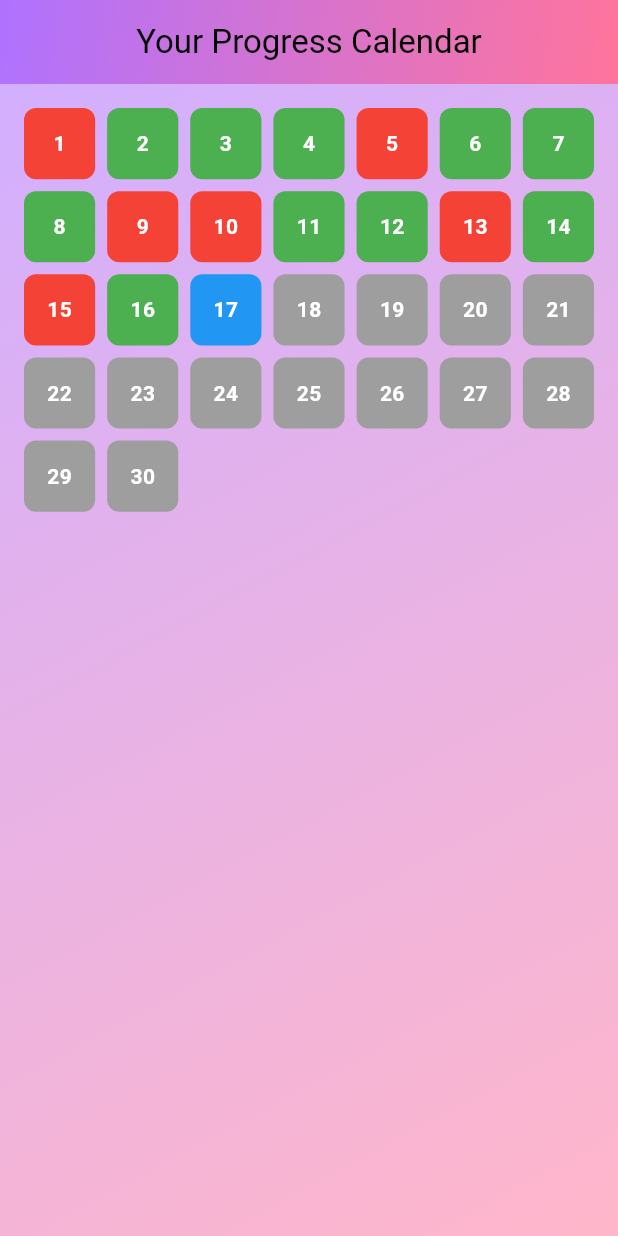
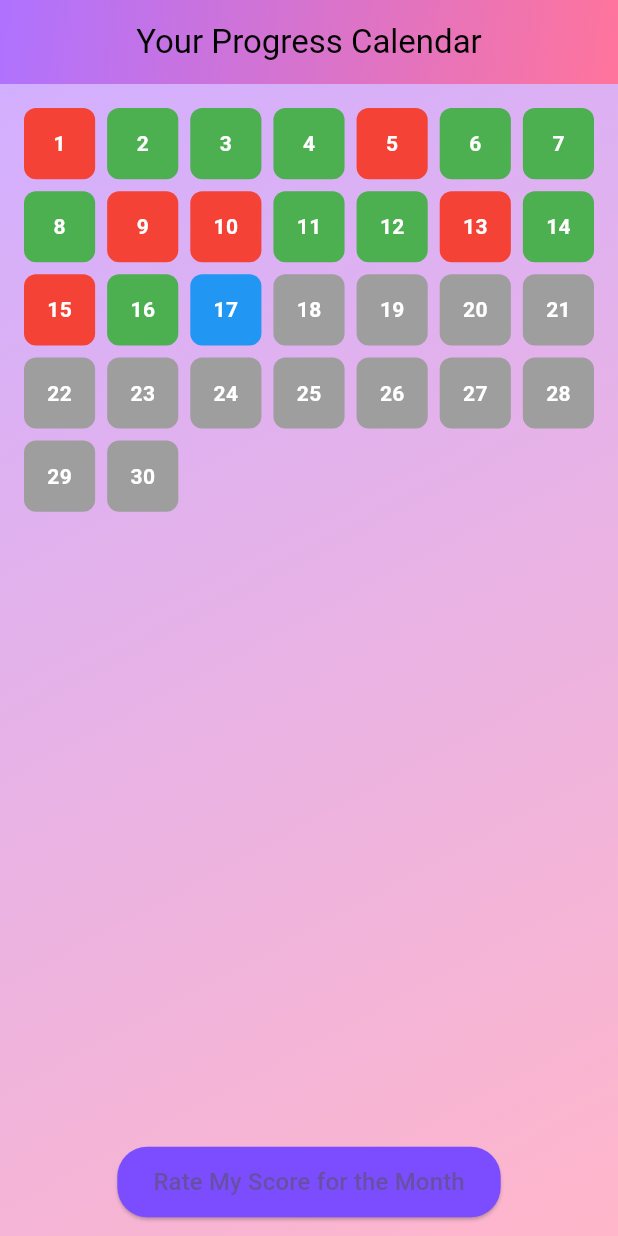
Before and after one commit to gelNye/GDSC2025, a Flutter app: the ProgressCalendarPage screen opened directly, on a phone screen of 412 x 824 dp. Run offline on Flutter 3.47's test engine with Material 3 defaults, Android fonts, the phone set to English and light mode, and no system bars; our stand-ins replace flutter_markdown, go_router.

Commit message:
added gemin monthly score part

```diff
--- a/lib/screens/progress_calander_page.dart
+++ b/lib/screens/progress_calander_page.dart
@@ -6,28 +6,58 @@ class ProgressCalendarPage extends StatefulWidget {
 }
 
 class _ProgressCalendarPageState extends State<ProgressCalendarPage> {
-  //final List<bool> _progress = List.generate(30, (index) => index % 2 == 0);
   final List<int> _progress = List.generate(30, (index) {
     if (index > 16) {
       return 0; // Greater than 16
     } else if (index == 16) {
       return 1; // Index 16
     } else {
-      // Alternate between 2 and 3 for indices less than 16
-      if(index % 4 == 0){
+      if (index % 4 == 0) {
         return 2;
       }
-      if(index % 3 == 1){
+      if (index % 3 == 1) {
         return 3;
       }
-      if(index % 5 == 4){
+      if (index % 5 == 4) {
         return 2;
-      }
-      else{
+      } else {
         return 3;
       }
     }
   });
+
+  void _rateMyScore() {
+    int totalScore = 0;
+    int maxPossibleScore = _progress.length * 3; // max value is 3 per day
+    totalScore = _progress.reduce((a, b) => a + b);
+
+    double ratingOutOf10 = (totalScore / maxPossibleScore) * 10;
+    String encouragement;
+
+    if (ratingOutOf10 >= 8) {
+      encouragement = "Amazing job! Keep pushing yourself!";
+    } else if (ratingOutOf10 >= 5) {
+      encouragement = "You're doing well! A little more consistency and you'll hit your goals!";
+    } else {
+      encouragement = "Every step counts. Keep going — you've got this!";
+    }
+
+    showDialog(
+      context: context,
+      builder: (context) => AlertDialog(
+        title: Text("Your Monthly Score"),
+        content: Text(
+          "Score: ${ratingOutOf10.toStringAsFixed(1)}/10\n\n$encouragement",
+        ),
+        actions: [
+          TextButton(
+            onPressed: () => Navigator.pop(context),
+            child: Text("Thanks!"),
+          ),
+        ],
+      ),
+    );
+  }
 
   @override
   Widget build(BuildContext context) {
@@ -39,7 +69,10 @@ class _ProgressCalendarPageState extends State<ProgressCalendarPage> {
         flexibleSpace: Container(
           decoration: BoxDecoration(
             gradient: LinearGradient(
-              colors: [const Color.fromARGB(255, 175, 114, 255), const Color.fromARGB(255, 255, 116, 156)],
+              colors: [
+                const Color.fromARGB(255, 175, 114, 255),
+                const Color.fromARGB(255, 255, 116, 156)
+              ],
               begin: Alignment.topLeft,
               end: Alignment.bottomRight,
             ),
@@ -49,28 +82,29 @@ class _ProgressCalendarPageState extends State<ProgressCalendarPage> {
       body: Container(
         decoration: BoxDecoration(
           gradient: LinearGradient(
-            colors: [const Color.fromARGB(255, 210, 175, 255), const Color.fromARGB(255, 255, 182, 202)],
+            colors: [
+              const Color.fromARGB(255, 210, 175, 255),
+              const Color.fromARGB(255, 255, 182, 202)
+            ],
             begin: Alignment.topLeft,
             end: Alignment.bottomRight,
           ),
         ),
+        child: Column(
+          children: [
+            Expanded(
               child: Padding(
-
                 padding: const EdgeInsets.all(16.0),
-
                 child: GridView.builder(
-
                   gridDelegate: SliverGridDelegateWithFixedCrossAxisCount(
                     crossAxisCount: 7,
                     crossAxisSpacing: 8.0,
                     mainAxisSpacing: 8.0,
                   ),
-            itemCount: _progress.length, // 30 days
+                  itemCount: _progress.length,
                   itemBuilder: (context, index) {
                     return GestureDetector(
-                onTap: () {
-
-                },
+                      onTap: () {},
                       child: Container(
                         decoration: BoxDecoration(
                           color: _getColorForValue(_progress[index]),
@@ -89,22 +123,44 @@ class _ProgressCalendarPageState extends State<ProgressCalendarPage> {
                     );
                   },
                 ),
-        )
+              ),
+            ),
+            Padding(
+              padding: const EdgeInsets.symmetric(vertical: 12.0),
+              child: ElevatedButton(
+                onPressed: _rateMyScore,
+                style: ElevatedButton.styleFrom(
+                  backgroundColor: Colors.deepPurpleAccent,
+                  padding:
+                      EdgeInsets.symmetric(horizontal: 24.0, vertical: 12.0),
+                  shape: RoundedRectangleBorder(
+                    borderRadius: BorderRadius.circular(20),
+                  ),
+                ),
+                child: Text(
+                  "Rate My Score for the Month",
+                  style: TextStyle(fontSize: 16),
+                ),
+              ),
+            ),
+          ],
+        ),
       ),
     );
   }
 }
+
 Color _getColorForValue(int value) {
   switch (value) {
     case 0:
-      return Colors.grey;  // Grey for 0
+      return Colors.grey;
     case 1:
-      return Colors.blue; // White for 1
+      return Colors.blue;
     case 2:
-      return Colors.red;   // Red for 2
+      return Colors.red;
     case 3:
-      return Colors.green; // Green for 3
+      return Colors.green;
     default:
-      return Colors.transparent;  // Default case (optional)
+      return Colors.transparent;
   }
 }
```
Lines whose indentation alone changed are shown as unchanged.
